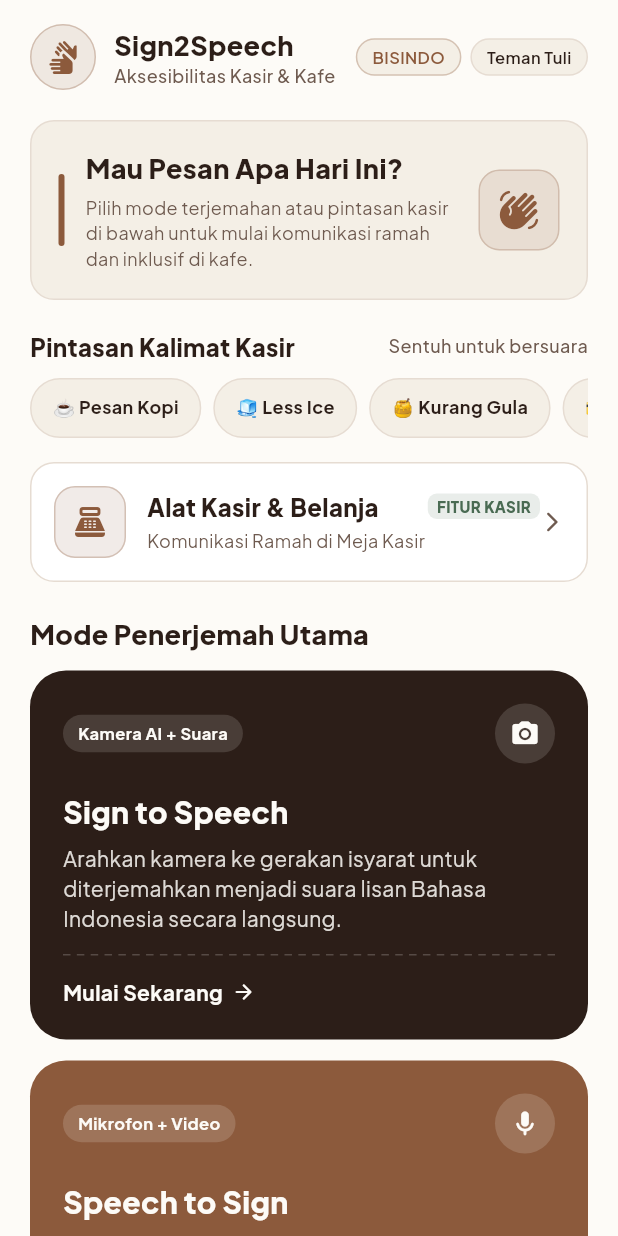
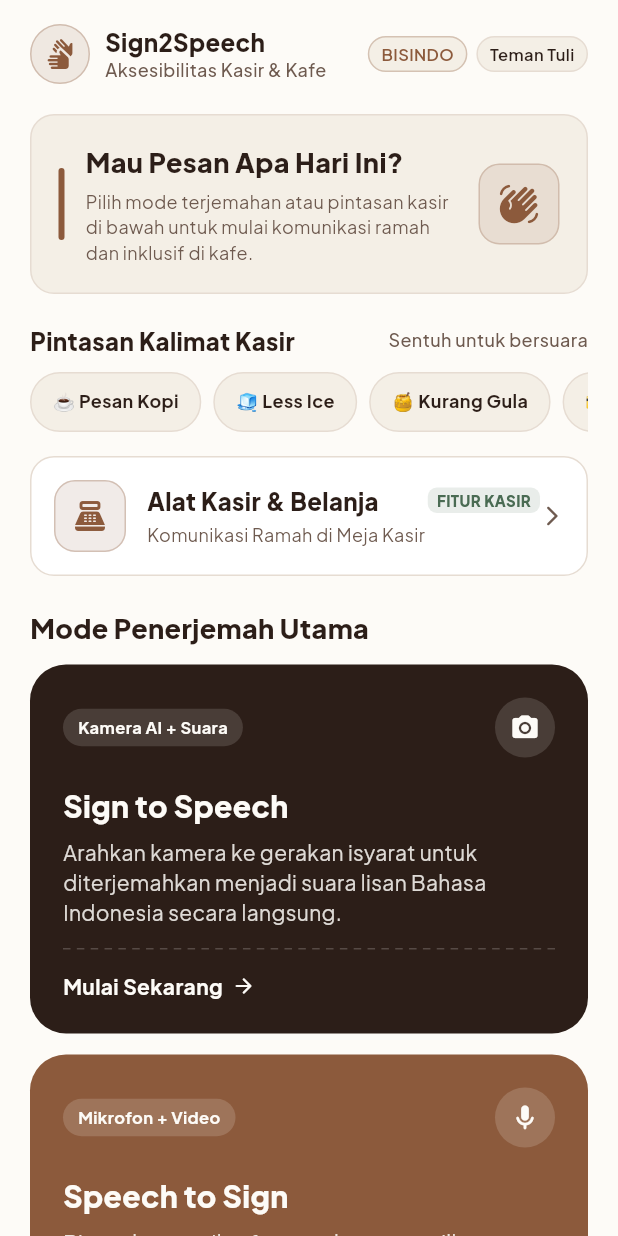
Before and after one commit to hafizhtzy/sign2speech, a Flutter app: the HomeScreen screen opened directly, on a phone screen of 412 x 824 dp. Run offline on Flutter 3.47's test engine with Material 3 defaults, Android fonts, the phone set to English and light mode, and no system bars; our stand-ins replace cloud_firestore, dio, firebase_core, flutter_tts, get, google_fonts and 3 more; missing offline and left inert: tflite_flutter; accounts and stored records are empty.

Commit message:
fix text icon sign2speech

```diff
--- a/lib/core/widgets/status_badge.dart
+++ b/lib/core/widgets/status_badge.dart
@@ -9,12 +9,14 @@ class StatusBadge extends StatelessWidget {
   final String label;
   final BadgeVariant variant;
   final IconData? icon;
+  final EdgeInsetsGeometry? padding;
 
   const StatusBadge({
     super.key,
     required this.label,
     this.variant = BadgeVariant.neutral,
     this.icon,
+    this.padding,
   });
 
   @override
@@ -52,7 +54,8 @@ class StatusBadge extends StatelessWidget {
     }
 
     return Container(
-      padding: const EdgeInsets.symmetric(horizontal: 10, vertical: 4),
+      padding:
+          padding ?? const EdgeInsets.symmetric(horizontal: 10, vertical: 4),
       decoration: BoxDecoration(
         color: bg,
         borderRadius: BorderRadius.circular(20),
--- a/lib/presentation/screens/home_screen.dart
+++ b/lib/presentation/screens/home_screen.dart
@@ -51,8 +51,8 @@ class _HomeScreenState extends State<HomeScreen> {
                     child: Row(
                       children: [
                         Container(
-                          width: 44,
-                          height: 44,
+                          width: 40,
+                          height: 40,
                           decoration: BoxDecoration(
                             color: AppColors.secondary.withValues(alpha: 0.12),
                             shape: BoxShape.circle,
@@ -63,25 +63,33 @@ class _HomeScreenState extends State<HomeScreen> {
                           child: Center(
                             child: Icon(
                               Icons.sign_language_rounded,
-                              size: 22,
+                              size: 20,
                               color: AppColors.secondary,
                             ),
                           ),
                         ),
-                        const SizedBox(width: 12),
+                        const SizedBox(width: 10),
                         Expanded(
                           child: Column(
                             crossAxisAlignment: CrossAxisAlignment.start,
+                            mainAxisSize: MainAxisSize.min,
                             children: [
-                              Text(
-                                AppStrings.appTitle.tr,
-                                style: AppTypography.titleLarge.copyWith(
-                                  fontWeight: FontWeight.w800,
-                                  color: AppColors.primary,
+                              FittedBox(
+                                fit: BoxFit.scaleDown,
+                                alignment: Alignment.centerLeft,
+                                child: Text(
+                                  AppStrings.appTitle.tr,
+                                  maxLines: 1,
+                                  style: AppTypography.titleMedium.copyWith(
+                                    fontWeight: FontWeight.w800,
+                                    color: AppColors.primary,
+                                  ),
                                 ),
                               ),
                               Text(
                                 AppStrings.appSubtitle.tr,
+                                maxLines: 1,
+                                overflow: TextOverflow.ellipsis,
                                 style: AppTypography.bodySmall.copyWith(
                                   color: AppColors.muted,
                                   fontWeight: FontWeight.w500,
@@ -101,11 +109,19 @@ class _HomeScreenState extends State<HomeScreen> {
                         StatusBadge(
                           label: settings.selectedSignLanguage.value,
                           variant: BadgeVariant.active,
+                          padding: const EdgeInsets.symmetric(
+                            horizontal: 8,
+                            vertical: 3.5,
+                          ),
                         ),
                         const SizedBox(width: 6),
                         StatusBadge(
                           label: settings.selectedRole.value,
                           variant: BadgeVariant.neutral,
+                          padding: const EdgeInsets.symmetric(
+                            horizontal: 8,
+                            vertical: 3.5,
+                          ),
                         ),
                       ],
                     ),
```
Also changed, not shown: 1 other file.
